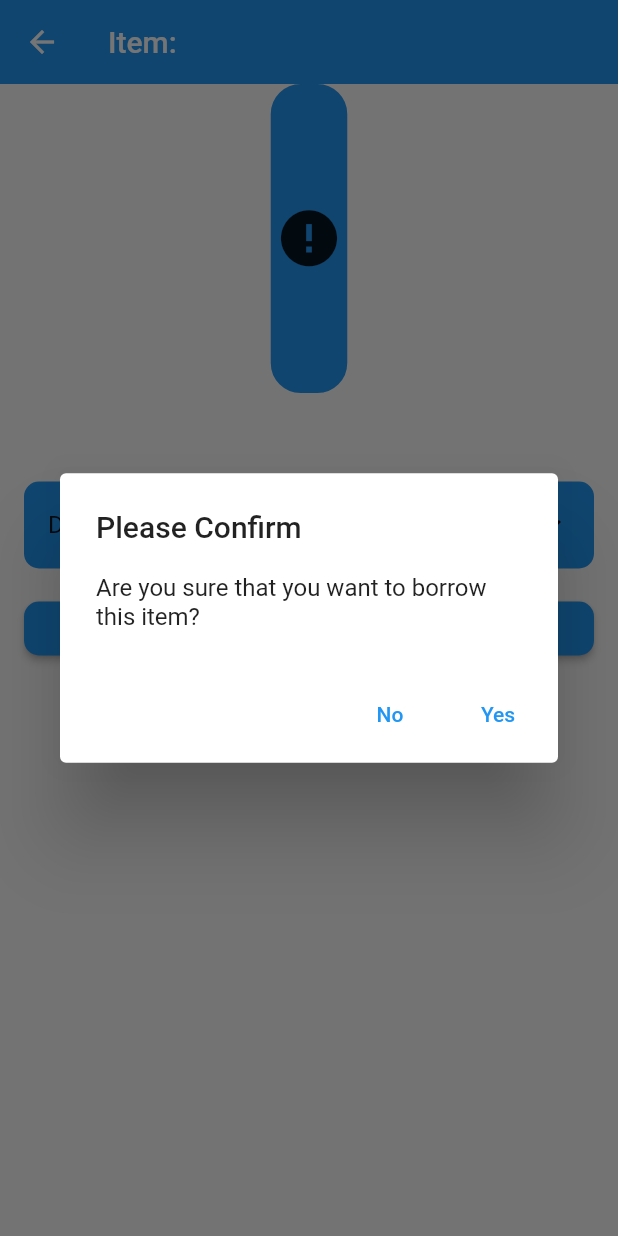
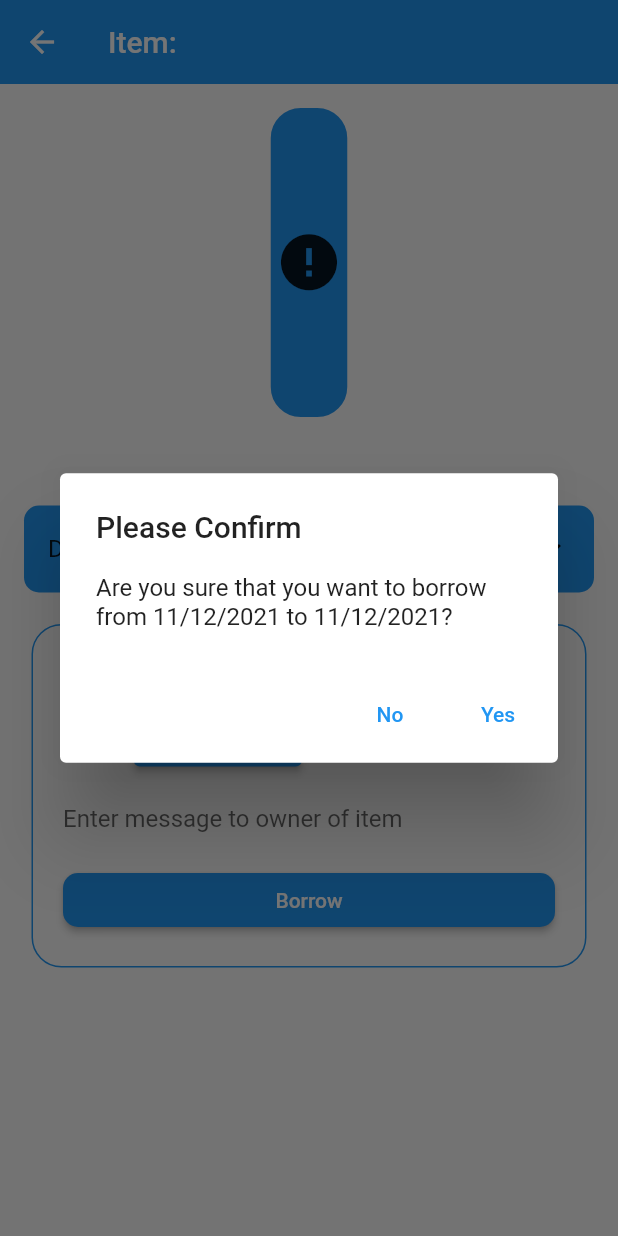
Before and after one commit to Reszkettle/lend-me, a Flutter app: the ItemDetails screen opened directly with empty values, after a tap on "Borrow", on a phone screen of 412 x 824 dp. Run offline on Flutter 3.47's test engine with Material 2 defaults, Android fonts, the phone set to English and light mode, and no system bars; drawn by our look-alikes of cached_network_image; our stand-ins replace cloud_firestore, cloud_functions, firebase_auth, firebase_core, firebase_messaging, firebase_storage and 13 more; missing offline and left inert: flutter_facebook_auth, qr_code_scanner; accounts and stored records are empty; network calls fail.

Commit message:
Improve the borrow item function

```diff
--- a/frontend/lendme/lib/components/empty_state.dart
+++ b/frontend/lendme/lib/components/empty_state.dart
@@ -50,7 +50,8 @@ class _EmptyStateState extends State<EmptyState> {
       EmptyStatePlacement.notifications:
           'assets/images/empty_state_notifications.png',
       EmptyStatePlacement.history:
-      'assets/images/empty_state_history.png'
+      'assets/images/empty_state_history.png',
+      EmptyStatePlacement.scanValue: 'assets/images/empty_state_scanValue.png',
     };
 
     return Image.asset(imageUriMap[widget.placement]!,
@@ -63,7 +64,8 @@ class _EmptyStateState extends State<EmptyState> {
       EmptyStatePlacement.lentItems: "You don't have any lent items",
       EmptyStatePlacement.myItems: "You don't have any items",
       EmptyStatePlacement.notifications: "You don't have any requests",
-      EmptyStatePlacement.history: "You didn't borrow this item"
+      EmptyStatePlacement.history: "You didn't borrow this item",
+      EmptyStatePlacement.scanValue: "There is no this item in database"
     };
 
     return Text(textMap[widget.placement]!,
--- a/frontend/lendme/lib/repositories/request_repository.dart
+++ b/frontend/lendme/lib/repositories/request_repository.dart
@@ -28,7 +28,7 @@ class RequestRepository {
       await firestore.collection('requests').add(request.toMap());
     } on PlatformException catch (exception) {
       throw UnknownException(exception.message ??
-          'Something went wrong while creating transfer request');
+          'Something went wrong');
     }
   }
 
--- a/frontend/lendme/lib/screens/other/scanner/result.dart
+++ b/frontend/lendme/lib/screens/other/scanner/result.dart
@@ -1,6 +1,7 @@
 import 'package:cached_network_image/cached_network_image.dart';
 import 'package:flutter/material.dart';
 import 'package:lendme/components/confirm_dialog.dart';
+import 'package:lendme/components/empty_state.dart';
 import 'package:lendme/components/loadable_area.dart';
 import 'package:lendme/models/item.dart';
 import 'package:lendme/models/request.dart';
@@ -9,9 +10,10 @@ import 'package:lendme/models/request_type.dart';
 import 'package:lendme/models/user.dart';
 import 'package:lendme/repositories/item_repository.dart';
 import 'package:lendme/repositories/request_repository.dart';
+import 'package:lendme/screens/home/home.dart';
+import 'package:lendme/utils/enums.dart';
 import 'package:provider/provider.dart';
 import 'package:cloud_firestore/cloud_firestore.dart';
-import 'package:lendme/models/rental.dart';
 import 'package:lendme/services/auth_service.dart';
 import 'package:lendme/repositories/rental_repository.dart';
 import 'package:lendme/repositories/user_repository.dart';
@@ -29,8 +31,11 @@ class ItemDetails extends StatefulWidget {
 
 class _ItemDetailsState extends State<ItemDetails> {
   final ItemRepository _itemRepository = ItemRepository();
-  final RentalRepository _rentalRepository = RentalRepository();
-  final UserRepository _userRepository = UserRepository();
+  final RequestRepository _requestRepository=RequestRepository();
+
+  String date = "";
+  DateTime selectedDate = DateTime.now();
+  String value = "";
 
   @override
   Widget build(BuildContext context) {
@@ -42,12 +47,27 @@ class _ItemDetailsState extends State<ItemDetails> {
 
   Widget _buildFromItem(BuildContext context, AsyncSnapshot<Item?> itemSnap) {
     final item = itemSnap.data;
-
     final user = Provider.of<User?>(context);
     if (user == null) {
       return Container();
     }
-
+    if(item==null)
+      {
+        return Scaffold(
+          appBar: AppBar(
+              title: Row(
+                children: [
+                  const Text('No item'),
+                  if (item != null) Text(item.title),
+                ],
+              ),
+              elevation: 0.0),
+          body:
+          EmptyState(
+              placement: EmptyStatePlacement.scanValue),
+        );
+      }
+    else {
       return Scaffold(
         appBar: AppBar(
             title: Row(
@@ -69,19 +89,77 @@ class _ItemDetailsState extends State<ItemDetails> {
             )),
       );
     }
+  }
 
   Widget _mainLayout(BuildContext context, Item? item) {
-    return Column(
-      crossAxisAlignment: CrossAxisAlignment.start,
-      children: [
+    return Column(children: [
+      const SizedBox(height: 16.0),
       _itemImage(context, item),
       const SizedBox(height: 16.0),
       _title(item),
       if (item?.description != null) _description(context, item),
       const SizedBox(height: 16.0),
+      _borrow(context, item)
+    ]);
+  }
+
+  Widget _borrow(BuildContext context, Item? item) {
+    return Container(
+        margin: const EdgeInsets.all(5.0),
+        padding: const EdgeInsets.all(20.0),
+        decoration: BoxDecoration(
+          border: Border.all(
+            color: Colors.blue,
+          ),
+          borderRadius: BorderRadius.circular(20.0),
+        ),
+        child: Column(
+          crossAxisAlignment: CrossAxisAlignment.center,
+          mainAxisSize: MainAxisSize.max,
+          mainAxisAlignment: MainAxisAlignment.end,
+          children: [
+            const Text("Borrow"),
+            const SizedBox(height: 16.0),
+            Row(
+              mainAxisAlignment: MainAxisAlignment.spaceEvenly,
+              children: [
+                ElevatedButton(
+                  onPressed: () {
+                    _selectDate(context);
+                  },
+                  child: const Text("Choose Date"),
+                ),
+                Text(
+                    "${selectedDate.day}/${selectedDate.month}/${selectedDate.year}"),
+              ],
+            ),
+
+            TextField(
+              onChanged: (text) {
+                value = text;
+              },
+              decoration: InputDecoration(
+                border: InputBorder.none,
+                labelText: 'Enter message to owner of item',
+                hintText: value,
+              ),
+            ),
+            //Text(value),
             _borrowButton(item),
           ],
+        ));
+  }
+  _selectDate(BuildContext context) async {
+    final DateTime? selected = await showDatePicker(
+      context: context,
+      initialDate: selectedDate,
+      firstDate: DateTime.now(),
+      lastDate: DateTime(2025),
     );
+    if (selected != null && selected != selectedDate)
+      setState(() {
+        selectedDate = selected;
+      });
   }
 
   Widget _itemImage(BuildContext context, Item? item) {
@@ -153,10 +231,10 @@ class _ItemDetailsState extends State<ItemDetails> {
   }
 
   void _showBorrowDialog(Item item) {
-    //_borrowItem(item);
     showConfirmDialog(
         context: context,
-        message: 'Are you sure that you want to borrow this item?',
+        message:
+        'Are you sure that you want to borrow ${item.title} from ${DateTime.now().day}/${DateTime.now().month}/${DateTime.now().year} to ${selectedDate.day}/${selectedDate.month}/${selectedDate.year}?',
         yesCallback: () => _borrowItem(item));
   }
 
@@ -194,39 +272,33 @@ class _ItemDetailsState extends State<ItemDetails> {
   }
 
   void _borrowItem(Item item) async {
-    var today = DateTime.now();
-    final String borrowerId = AuthService().getUid()!;
-
-    var end = today.add(const Duration(days: 30));
-
-    const String requestMessage = "To be populated from modal";
 
     // Checking whether item is already on loan
     if (item.lentById != null) {
       await createTransferRequest(
-          item, Timestamp.fromDate(end), requestMessage);
+          item, Timestamp.fromDate(selectedDate), value);
     }
-
-    await _itemRepository.setLentById(widget.itemId, borrowerId.toString());
-
-    final itemInfo = Rental(
-        borrowerId: borrowerId.toString(),
-        ownerId: item.ownerId.toString(),
+    else {
+      var issuerId = AuthService().getUid();
+      final requestInfo = Request(
+          endDate: Timestamp.fromDate(selectedDate),
+          issuerId: issuerId.toString(),
           itemId: widget.itemId,
-        startDate: Timestamp.fromDate(today),
-        endDate: Timestamp.fromDate(end),
-        status: "pending");
+          requestMessage: value,
+          status: RequestStatus.pending,
+          type: RequestType.borrow);
 
       try {
-      await _rentalRepository.addBorrow(itemInfo);
+        await _requestRepository.addRequest(requestInfo);
       } on DomainException catch (e) {
-      showErrorSnackBar(context, "Failed to borrow Item. ${e.message}");
+        showErrorSnackBar(context, "Failed to send request ${e.message}");
         return;
       }
       ScaffoldMessenger.of(context).showSnackBar(const SnackBar(
-      content: Text("Item borrowed"),
+        content: Text("Send request to owner"),
       ));
-    Navigator.pop(context);
-    //}
+    }
+
+    Navigator.push(context, MaterialPageRoute(builder: (context) => Home()));
   }
 }
--- a/frontend/lendme/lib/utils/enums.dart
+++ b/frontend/lendme/lib/utils/enums.dart
@@ -7,4 +7,4 @@ enum RelationToItem {
   neutral,
 }
 
-enum EmptyStatePlacement { myItems, lentItems, borrowedItems, notifications, history }
+enum EmptyStatePlacement { myItems, lentItems, borrowedItems, notifications, history, scanValue }
```
Also changed, not shown: frontend/lendme/lib/repositories/item_repository.dart (+0 -17 lines), frontend/lendme/assets/images/empty_state_history.png (added), frontend/lendme/assets/images/empty_state_scanValue.png (added). Lines whose indentation alone changed are shown as unchanged.
